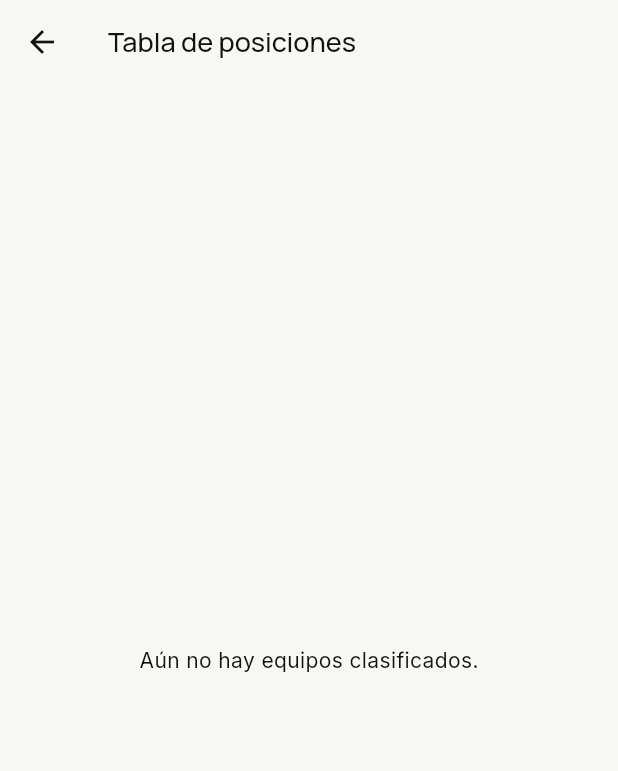
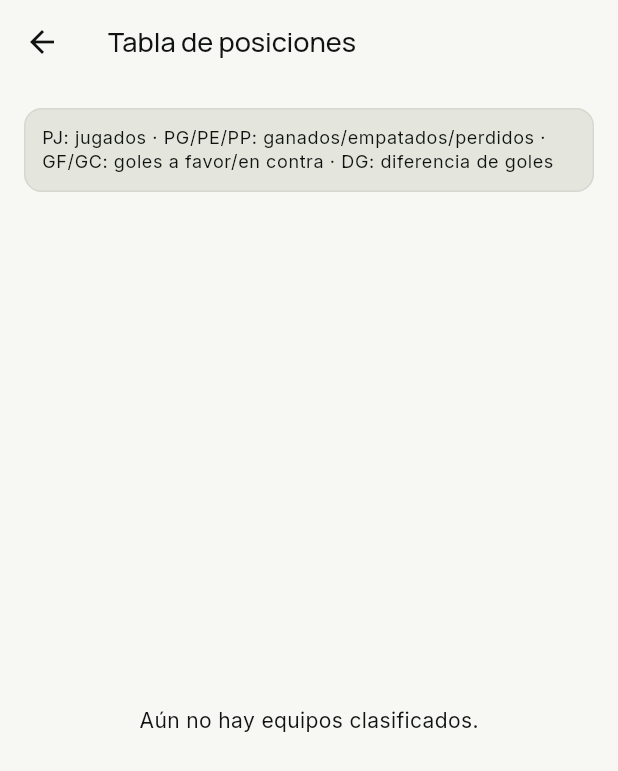
Before and after one commit to tatiana1104/handplay_demo, a Flutter app: the _FullStandingsScreen screen opened directly with empty values, on a phone screen of 412 x 824 dp. Shown: the top 771 px of the screen. Run offline on Flutter 3.47's test engine with Material 3 defaults, Android fonts, the phone set to English and light mode, and no system bars; our stand-ins replace cloud_firestore, dartz, equatable, firebase_auth, firebase_core, firebase_messaging and 5 more; accounts and stored records are empty.

Commit message:
feat: explain standings abbreviations above table

```diff
--- a/lib/features/tournaments/presentation/screens/tournament_detail_screen.dart
+++ b/lib/features/tournaments/presentation/screens/tournament_detail_screen.dart
@@ -1020,8 +1020,21 @@ class _FullStandingsScreen extends StatelessWidget {
   @override
   Widget build(BuildContext context) => Scaffold(
     appBar: AppBar(title: const Text('Tabla de posiciones')),
-    body: StreamBuilder<QuerySnapshot<Map<String, dynamic>>>(
-      stream: FirebaseFirestore.instance.collection('tournaments').doc(tournament.id).collection('registrations').where('status', isEqualTo: 'approved').snapshots(),
+    body: Column(
+      children: [
+        Card(
+          margin: const EdgeInsets.fromLTRB(16, 16, 16, 8),
+          child: Padding(
+            padding: const EdgeInsets.all(12),
+            child: Text(
+              'PJ: jugados · PG/PE/PP: ganados/empatados/perdidos · GF/GC: goles a favor/en contra · DG: diferencia de goles',
+              style: Theme.of(context).textTheme.bodySmall,
+            ),
+          ),
+        ),
+        Expanded(
+          child: StreamBuilder<QuerySnapshot<Map<String, dynamic>>>(
+            stream: FirebaseFirestore.instance.collection('tournaments').doc(tournament.id).collection('registrations').where('status', isEqualTo: 'approved').snapshots(),
       builder: (context, snapshot) {
         if (snapshot.hasError) return const Center(child: Text('No se pudo cargar la tabla.'));
         if (!snapshot.hasData) return const Center(child: CircularProgressIndicator());
@@ -1044,6 +1057,9 @@ class _FullStandingsScreen extends StatelessWidget {
           ),
         );
       },
+          ),
+        ),
+      ],
     ),
   );
 }
```
